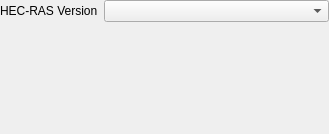
Before: the Qt Designer form src/ui/simulationEngine/reoshecrassimulationimport.ui in vcloarec/ReosProject, drawn with Qt 5.
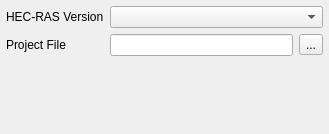
After: the same form once the commit is applied.

Patch:
```diff
--- a/src/ui/simulationEngine/reoshecrassimulationimport.ui
+++ b/src/ui/simulationEngine/reoshecrassimulationimport.ui
@@ -15,32 +15,49 @@
   </property>
   <layout class="QGridLayout" name="gridLayout">
    <property name="leftMargin">
-    <number>0</number>
+    <number>6</number>
    </property>
    <property name="topMargin">
-    <number>0</number>
+    <number>6</number>
    </property>
    <property name="rightMargin">
-    <number>0</number>
+    <number>6</number>
    </property>
    <property name="bottomMargin">
-    <number>0</number>
+    <number>6</number>
    </property>
+   <item row="1" column="1">
+    <widget class="QLineEdit" name="mProjectFileLineEdit">
+     <property name="readOnly">
+      <bool>true</bool>
+     </property>
+    </widget>
+   </item>
    <item row="0" column="0">
-    <layout class="QHBoxLayout" name="horizontalLayout" stretch="0,1">
-     <item>
       <widget class="QLabel" name="label">
        <property name="text">
         <string>HEC-RAS Version</string>
        </property>
       </widget>
      </item>
-     <item>
+   <item row="1" column="2">
+    <widget class="QToolButton" name="mProjectFileButton">
+     <property name="text">
+      <string>...</string>
+     </property>
+    </widget>
+   </item>
+   <item row="0" column="1" colspan="2">
       <widget class="QComboBox" name="mVersionCombo"/>
      </item>
-    </layout>
-   </item>
    <item row="1" column="0">
+    <widget class="QLabel" name="label_2">
+     <property name="text">
+      <string>Project File</string>
+     </property>
+    </widget>
+   </item>
+   <item row="2" column="1">
     <spacer name="verticalSpacer">
      <property name="orientation">
       <enum>Qt::Vertical</enum>
```
Lines whose indentation alone changed are shown as unchanged.
